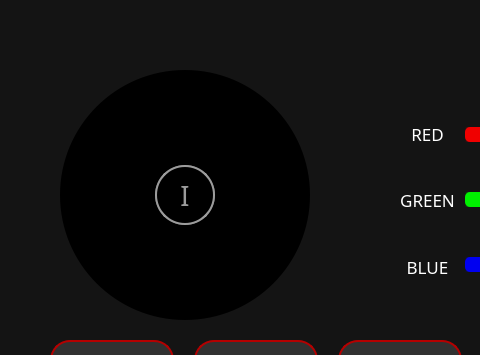
Before: the Qt Designer form GUI_WIDGETS/Leds/leds.ui in PortiESP/PortiOS, drawn with Qt 5; both pictures show x 0 to 480 and y 0 to 355 of the 796 by 480 pixel window.
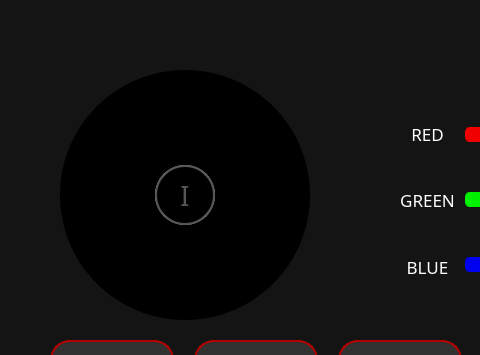
After: the same form once the commit is applied. Icons and pictures are not drawn.

Patch:
```diff
--- a/GUI_WIDGETS/Leds/leds.ui
+++ b/GUI_WIDGETS/Leds/leds.ui
@@ -86,7 +86,7 @@
 QCheckBox::indicator {
 	width:60px;
 	height:60px;
-	background:rgba(0, 0, 0, 100);
+	background:rgba(0, 0, 0, 170);
 	border-radius:30px;
 }
 QCheckBox::indicator:checked {
```
